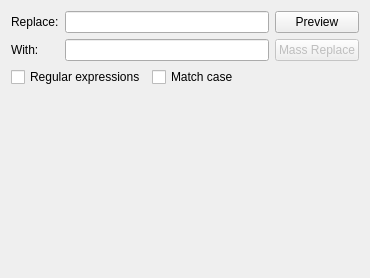
First picture: the form in src/filesearch/massreplaceoptions.ui, repository KDE/lokalize, before the edit.
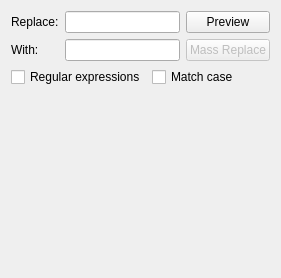
Second picture: the form after the edit.

The edit to the form file:
```diff
--- a/src/filesearch/massreplaceoptions.ui
+++ b/src/filesearch/massreplaceoptions.ui
@@ -6,7 +6,7 @@
    <rect>
     <x>0</x>
     <y>0</y>
-    <width>370</width>
+    <width>281</width>
     <height>278</height>
    </rect>
   </property>
```
